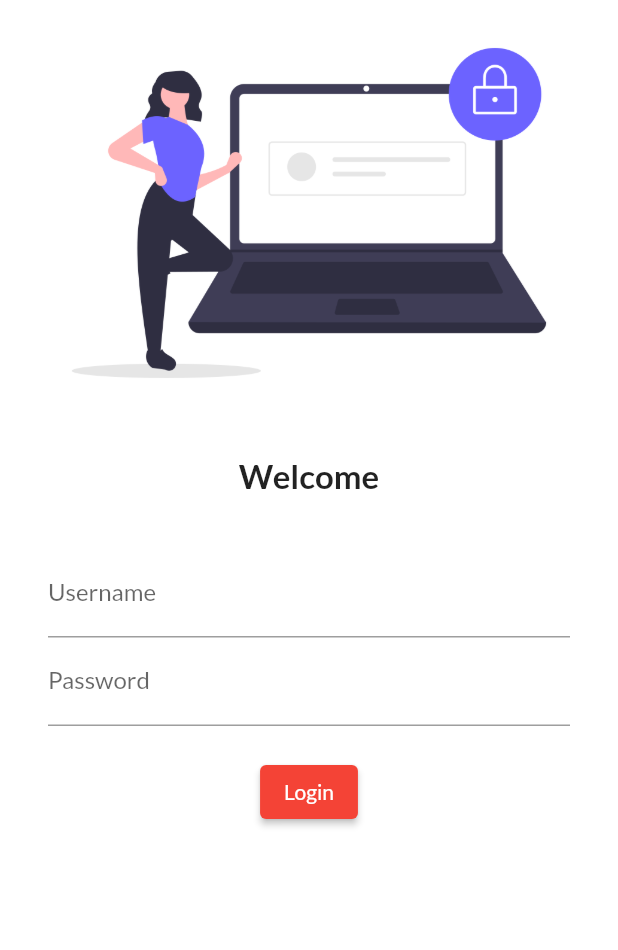
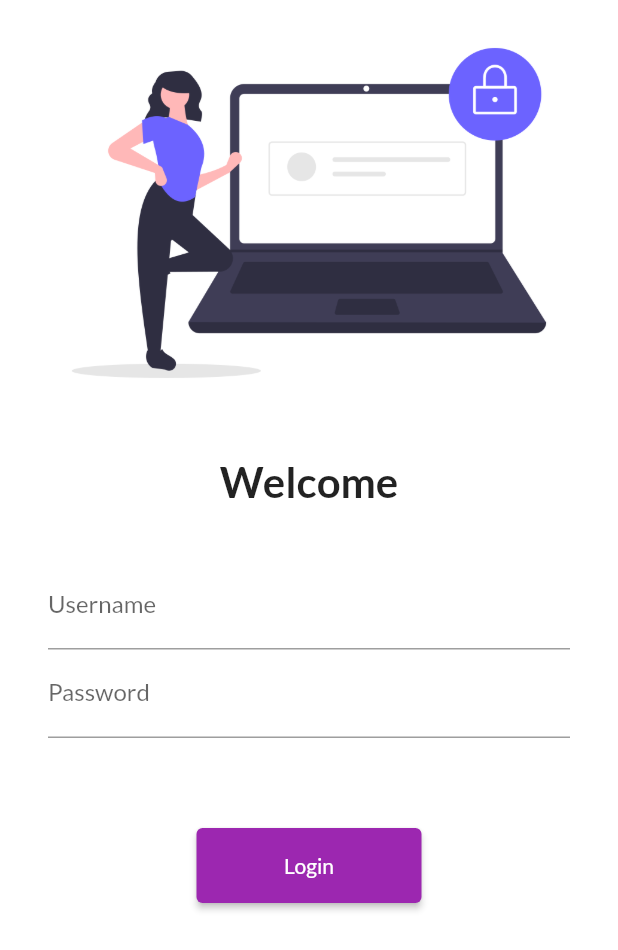
Before and after one commit to ShivomGoel/30DaysOfFlutter, a Flutter app: the screen it shows after launch, on a phone screen of 412 x 824 dp. Shown: the top 950 px of the screen. Run offline on Flutter 3.47's test engine with Material 2 defaults, Android fonts, the phone set to English and light mode, and no system bars; our stand-ins replace google_fonts.

Commit message:
completed day5

```diff
--- a/lib/main.dart
+++ b/lib/main.dart
@@ -1,6 +1,7 @@
 import 'package:flutter/material.dart';
 import 'package:flutter_catalog/pages/home_page.dart';
 import 'package:flutter_catalog/pages/login_page.dart';
+import 'package:flutter_catalog/utils/routes.dart';
 import 'package:google_fonts/google_fonts.dart';
 void main(List<String> args) {
   runApp(myApp());
@@ -14,17 +15,17 @@ class myApp extends StatelessWidget {
     return MaterialApp(
       themeMode: ThemeMode.light,
       theme: ThemeData(
-        primarySwatch: Colors.red,
+        primarySwatch: Colors.purple,
         fontFamily: GoogleFonts.lato().fontFamily,
         ),
       darkTheme: ThemeData(
         brightness: Brightness.dark
       ),
-
+      debugShowCheckedModeBanner: false,
       routes: {
         "/" : (context) => LoginPage(),
-        "/home" : (context) => HomePage(),
-        "/login" : (context) => LoginPage(),
+        MyRoutes.homeRoute: (context) => HomePage(),
+        MyRoutes.loginRoute: (context) => LoginPage(),
       },
     );
   }
--- a/lib/pages/login_page.dart
+++ b/lib/pages/login_page.dart
@@ -1,10 +1,12 @@
 import 'package:flutter/material.dart';
+import 'package:flutter_catalog/utils/routes.dart';
 
 class LoginPage extends StatelessWidget {
   @override
   Widget build(BuildContext context) {
     return Material(
         color: Colors.white,
+        child: SingleChildScrollView(
           child: Column(
             children: [
               Image.asset(
@@ -17,7 +19,7 @@ class LoginPage extends StatelessWidget {
               Text(
                 "Welcome",
                 style: TextStyle(
-                fontSize: 22,
+                  fontSize: 28,
                   fontWeight: FontWeight.bold,
                 ),
               ),
@@ -25,8 +27,8 @@ class LoginPage extends StatelessWidget {
                 height: 20,
               ),
               Padding(
-              padding:
-                  const EdgeInsets.symmetric(vertical: 16.0, horizontal: 32.0),
+                padding: const EdgeInsets.symmetric(
+                    vertical: 16.0, horizontal: 32.0),
                 child: Column(
                   children: [
                     TextFormField(
@@ -39,19 +41,20 @@ class LoginPage extends StatelessWidget {
                           hintText: "Enter password", labelText: "Password"),
                     ),
                     SizedBox(
-                    height: 20,
+                      height: 60,
                     ),
                     ElevatedButton(
                       child: Text("Login"),
-                    style: TextButton.styleFrom(),
+                      style: TextButton.styleFrom(minimumSize: Size(150, 50)),
                       onPressed: () {
-                      print("Hi Codepur");
+                        Navigator.pushNamed(context, MyRoutes.homeRoute);
                       },
                     )
                   ],
                 ),
               )
             ],
+          ),
         ));
   }
 }
--- /dev/null
+++ b/lib/utils/routes.dart
@@ -0,0 +1,4 @@
+class MyRoutes {
+  static String homeRoute = "/home";
+  static String loginRoute = "/login";
+}
```
Lines whose indentation alone changed are shown as unchanged.
